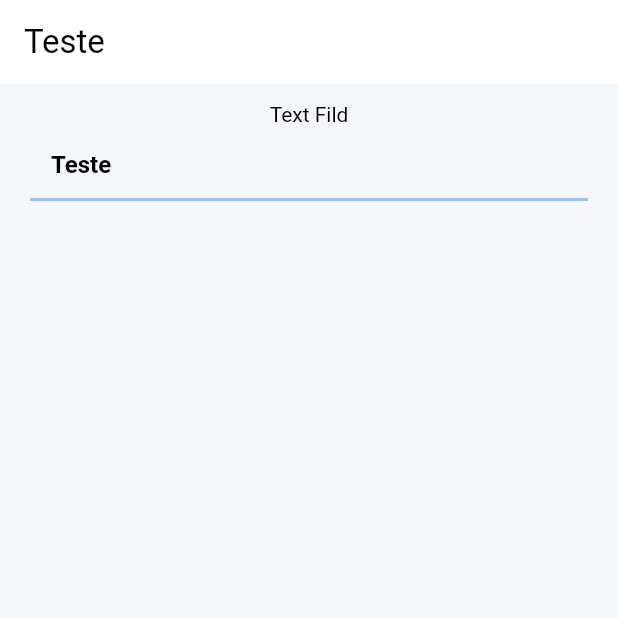
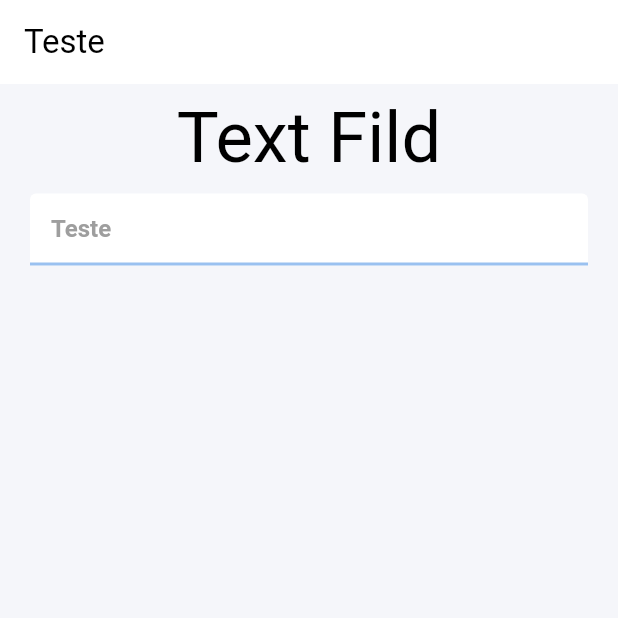
Before and after one commit to eduardohr-muniz/paipfood_package, a Flutter app: the screen it shows after launch, on a phone screen of 412 x 824 dp, the top half of it. Run offline on Flutter 3.47's test engine with Material 2 defaults, Android fonts, the phone set to English and light mode, and no system bars; our stand-ins replace mask_text_input_formatter.

Commit message:
textFild

```diff
--- a/example/lib/modules/presenter/teste_page.dart
+++ b/example/lib/modules/presenter/teste_page.dart
@@ -16,8 +16,12 @@ class TestePage extends StatelessWidget {
           padding: const EdgeInsets.symmetric(horizontal: 20, vertical: 10),
           child: Column(
             children: [
-              Text("Text Fild"),
-              CwTextFormFild(controller: inputEC, label: "Teste", expanded: true, filled: true),
+              Text("Text Fild", style: context.textTheme.displayLarge),
+              CwTextFormFild(
+                controller: inputEC,
+                label: "Teste",
+                expanded: true,
+              ),
               CwSizedBox(),
               // CwSearchFild(menuController: menuController, label: label, children: children, list: list, controller: controller)
             ],
--- a/lib/src/ui/widgets/cw_text_form_fild.dart
+++ b/lib/src/ui/widgets/cw_text_form_fild.dart
@@ -7,7 +7,6 @@ class CwTextFormFild extends StatefulWidget {
   final double? maxWidthPercent;
   final String? Function(String?)? validator;
   final String? hintText;
-  final bool filled;
   final bool srinkWrap;
   final double minWidth;
   final bool? obscureText;
@@ -32,12 +31,12 @@ class CwTextFormFild extends StatefulWidget {
     this.maxWidthPercent,
     this.validator,
     this.hintText,
-    this.filled = true,
     this.srinkWrap = true,
     this.minWidth = 200,
     this.obscureText = false,
     this.suffixIcon,
     this.prefixIcon,
+    this.defaultStyle = false,
     required this.label,
     this.focusNode,
     this.expanded = false,
@@ -48,7 +47,6 @@ class CwTextFormFild extends StatefulWidget {
     this.inputFormatters,
     this.onChanged,
     this.keyboardType,
-    this.defaultStyle = false,
   }) : super(key: key);
 
   @override
@@ -65,7 +63,9 @@ class _CwTextFormFildState extends State<CwTextFormFild> {
   @override
   Widget build(BuildContext context) {
     final double widthMediaQuery = widget.maxWidthPercent != null ? context.mediaQuery.size.width * widget.maxWidthPercent! : 0;
-    Widget child = TextFormField(
+    Widget child = Padding(
+      padding: const EdgeInsets.symmetric(vertical: 10),
+      child: TextFormField(
         focusNode: widget.focusNode,
         controller: widget.controller,
         obscureText: widget.obscureText!,
@@ -80,18 +80,20 @@ class _CwTextFormFildState extends State<CwTextFormFild> {
         decoration: InputDecoration(
             enabledBorder:
                 widget.defaultStyle == false ? UnderlineInputBorder(borderSide: BorderSide(color: context.secondaryColor, width: 2)) : null,
-          contentPadding: const EdgeInsets.symmetric(horizontal: 10, vertical: 4),
+            contentPadding: const EdgeInsets.symmetric(horizontal: 10, vertical: 1),
+            focusedBorder: UnderlineInputBorder(borderSide: BorderSide(width: 3, color: context.primaryColor)),
             filled: true,
-          fillColor: widget.filled ? context.primaryBgColor : null,
+            labelStyle: const TextStyle(color: Colors.grey),
+            floatingLabelStyle: TextStyle(color: context.secondaryColor),
             focusColor: context.primaryColor,
-          hoverColor: context.primaryColor.withOpacity(0.2),
+            hoverColor: context.primaryColor.withOpacity(0.1),
             prefixIconColor: context.primaryColor,
             prefixText: widget.prefixText,
             prefixIcon: widget.prefixIcon,
             suffixIcon: widget.suffixIcon,
             labelText: widget.label,
-          helperText: widget.helperText,
             hintText: widget.hintText),
+      ),
     );
     if (widget.maxWidthPercent == null && widget.expanded == false) {
       return SizedBox(
```
Also changed, not shown: lib/src/extensions/theme/custom_theme_extension.dart (+6 -3 lines). Lines whose indentation alone changed are shown as unchanged.
